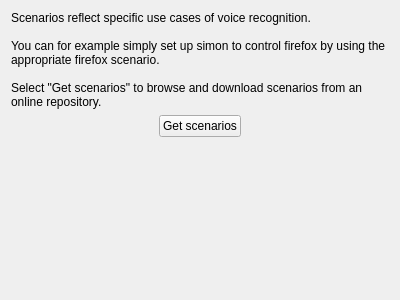
The window that simon/src/firstrunscenariosconfig.ui (KDE/simon) describes before a commit, drawn with Qt 5.
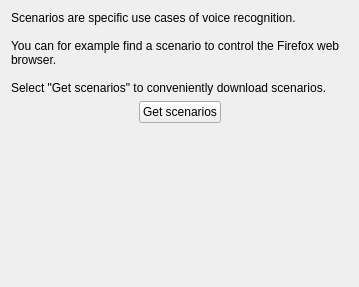
The same window after the commit. Custom widgets are drawn as their Qt base class.

Diff of the .ui file:
```diff
--- a/simon/src/firstrunscenariosconfig.ui
+++ b/simon/src/firstrunscenariosconfig.ui
@@ -6,8 +6,8 @@
    <rect>
     <x>0</x>
     <y>0</y>
-    <width>400</width>
-    <height>300</height>
+    <width>359</width>
+    <height>287</height>
    </rect>
   </property>
   <property name="windowTitle">
@@ -17,11 +17,11 @@
    <item>
     <widget class="QLabel" name="label">
      <property name="text">
-      <string>Scenarios reflect specific use cases of voice recognition.
+      <string>Scenarios are specific use cases of voice recognition.
 
-You can for example simply set up simon to control firefox by using the appropriate firefox scenario.
+You can for example find a scenario to control the Firefox web browser.
 
-Select &quot;Get scenarios&quot; to browse and download scenarios from an online repository.</string>
+Select &quot;Get scenarios&quot; to conveniently download scenarios.</string>
      </property>
      <property name="wordWrap">
       <bool>true</bool>
```
